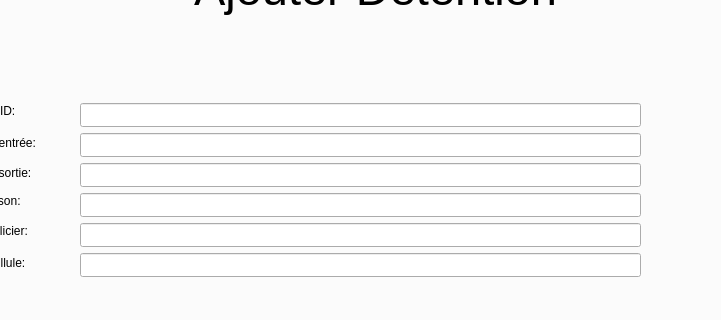
Crystal-Blu/police-station-2A25, file mainwindow.ui: the form before one commit; both pictures show x 214 to 935 and y 139 to 459 of the 1322 by 713 pixel window.
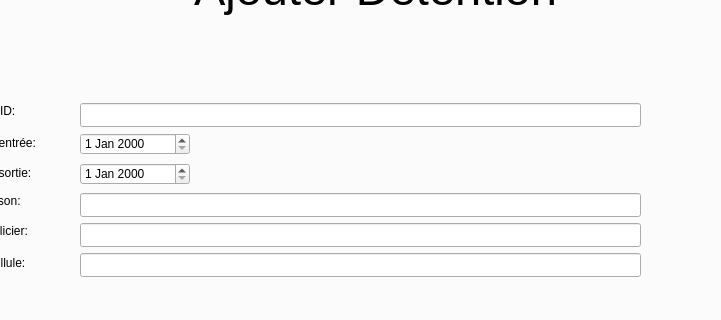
The form after the commit. The open tabs and pages were chosen to show the change.

Diff of the .ui file:
```diff
--- a/mainwindow.ui
+++ b/mainwindow.ui
@@ -700,20 +700,7 @@
        <attribute name="title">
         <string>Ajouter</string>
        </attribute>
-       <widget class="QLineEdit" name="lineEdit_35">
-        <property name="geometry">
-         <rect>
-          <x>190</x>
-          <y>220</y>
-          <width>561</width>
-          <height>24</height>
-         </rect>
-        </property>
-        <property name="text">
-         <string/>
-        </property>
-       </widget>
-       <widget class="QLineEdit" name="lineEdit_36">
+       <widget class="QLineEdit" name="lineEdit_5">
         <property name="geometry">
          <rect>
           <x>190</x>
@@ -769,20 +756,7 @@
          <string>Ajouter</string>
         </property>
        </widget>
-       <widget class="QLineEdit" name="lineEdit_47">
-        <property name="geometry">
-         <rect>
-          <x>190</x>
-          <y>250</y>
-          <width>561</width>
-          <height>24</height>
-         </rect>
-        </property>
-        <property name="text">
-         <string/>
-        </property>
-       </widget>
-       <widget class="QLineEdit" name="lineEdit_48">
+       <widget class="QLineEdit" name="lineEdit_8">
         <property name="geometry">
          <rect>
           <x>190</x>
@@ -899,6 +873,26 @@
          <string>ID Policier:</string>
         </property>
        </widget>
+       <widget class="QDateEdit" name="dateEdit">
+        <property name="geometry">
+         <rect>
+          <x>190</x>
+          <y>220</y>
+          <width>110</width>
+          <height>22</height>
+         </rect>
+        </property>
+       </widget>
+       <widget class="QDateEdit" name="dateEdit_2">
+        <property name="geometry">
+         <rect>
+          <x>190</x>
+          <y>250</y>
+          <width>110</width>
+          <height>22</height>
+         </rect>
+        </property>
+       </widget>
       </widget>
       <widget class="QWidget" name="tab_20">
        <attribute name="title">
```
Left out of the diff: 96 changed lines with no effect on the pictures.
